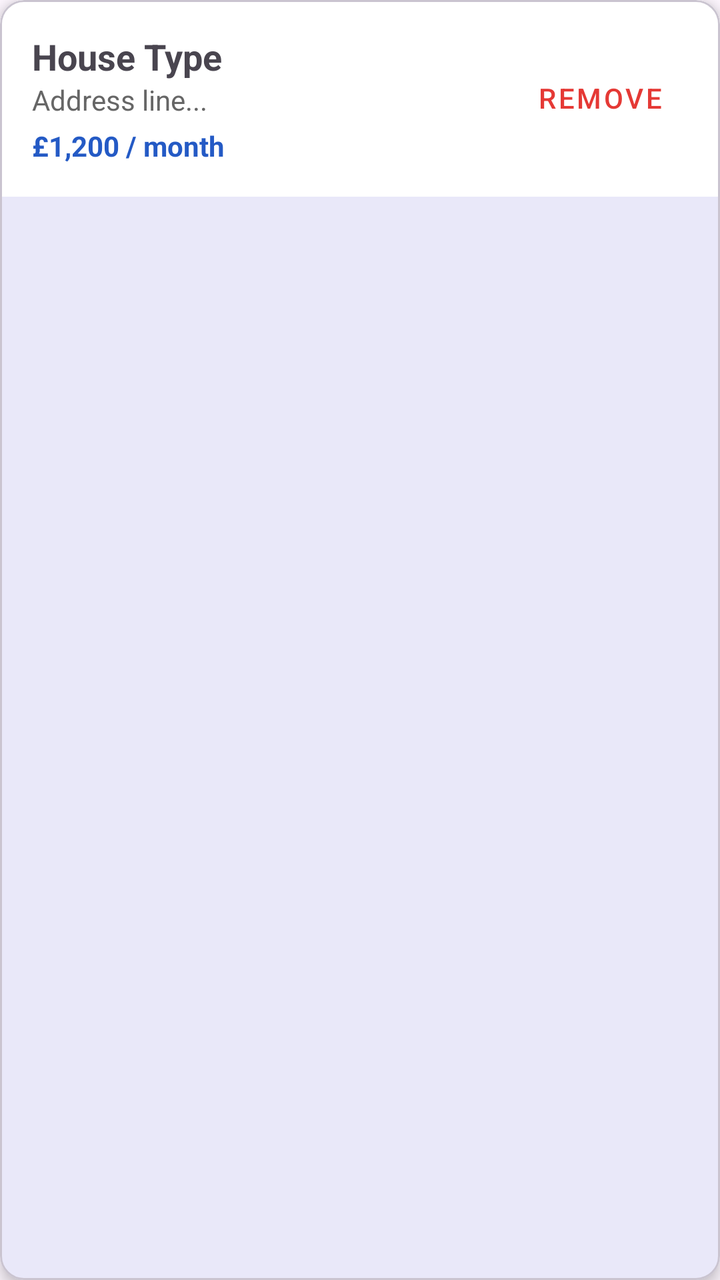
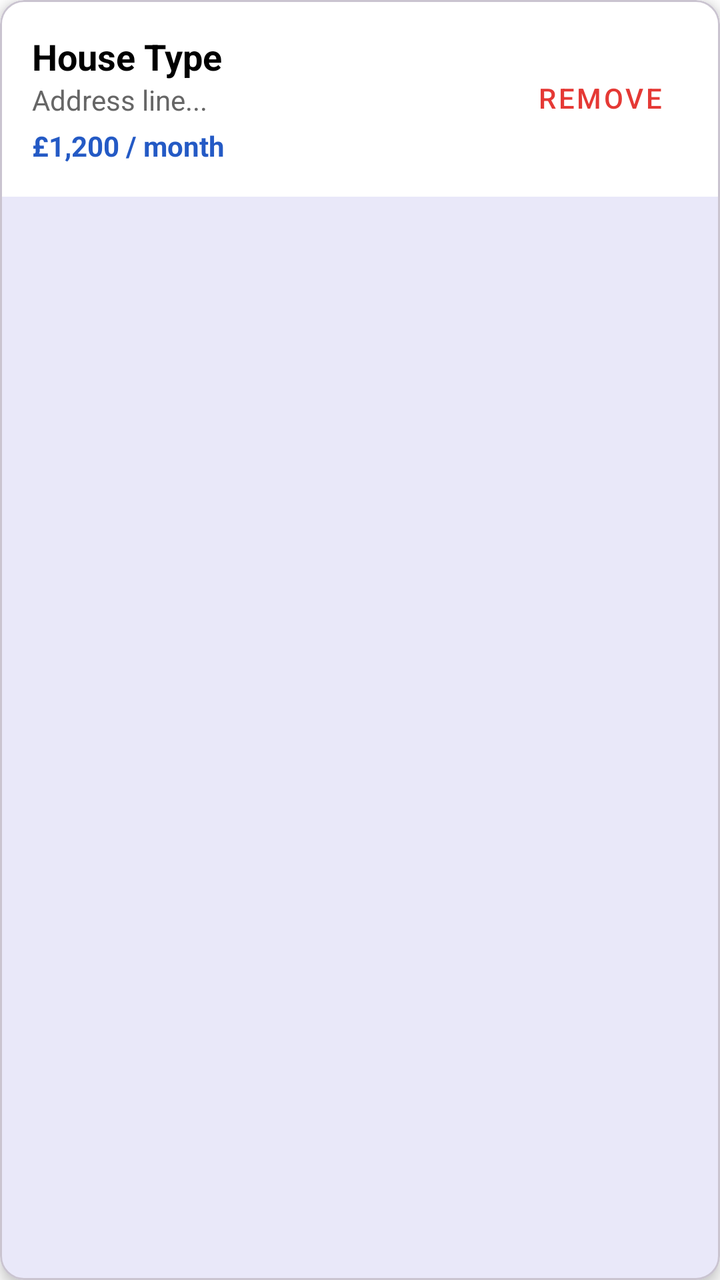

An Android layout rendered at two revisions. The XML below is the earlier revision; the diff shows what the commit changed to produce the second picture.
<!-- AndroidManifest.xml: application theme Theme.ProbbyApp -->
<!-- res/layout/item_properties.xml -->
<?xml version="1.0" encoding="utf-8"?>
<com.google.android.material.card.MaterialCardView
    xmlns:android="http://schemas.android.com/apk/res/android"
    xmlns:app="http://schemas.android.com/apk/res-auto"
    android:layout_width="match_parent"
    android:layout_height="wrap_content"
    android:layout_margin="8dp"
    app:cardCornerRadius="12dp"
    app:cardElevation="4dp"
    android:background="@color/white"
    android:foreground="?attr/selectableItemBackground">

    <LinearLayout
        android:layout_width="match_parent"
        android:layout_height="wrap_content"
        android:orientation="horizontal"
        android:gravity="center_vertical"
        android:background="@color/white"
        >
    <LinearLayout
        android:layout_width="0dp"
        android:layout_height="wrap_content"
        android:layout_weight="1"
        android:orientation="vertical"
        android:padding="16dp"
        >

        <TextView
            android:id="@+id/tvPropertyType"
            android:layout_width="match_parent"
            android:layout_height="wrap_content"
            android:text="House Type"
            android:textSize="18sp"
            android:textStyle="bold" />

        <TextView
            android:id="@+id/tvPropertyAddress"
            android:layout_width="match_parent"
            android:layout_height="wrap_content"
            android:text="Address line..."
            android:textColor="#666666" />

        <TextView
            android:id="@+id/tvPropertyPrice"
            android:layout_width="match_parent"
            android:layout_height="wrap_content"
            android:layout_marginTop="4dp"
            android:text="£1,200 / month"
            android:textColor="?attr/colorPrimary"
            android:textStyle="bold" />

    </LinearLayout>
    <Button
        android:id="@+id/remove_btn"
        android:layout_width="wrap_content"
        android:layout_height="wrap_content"
        android:layout_marginEnd="16dp"
        android:text="@string/remove"
        style="@style/Widget.MaterialComponents.Button.TextButton.Icon"
        app:iconTint="#E53935"
        android:textColor="#E53935">

    </Button>
    </LinearLayout>


</com.google.android.material.card.MaterialCardView>
<!-- resources referenced by this layout -->
<resources>
  <color name="white">#FFFFFFFF</color>
  <string name="remove">Remove</string>
  <style name="Theme.ProbbyApp" parent="Theme.MaterialComponents.DayNight.DarkActionBar">
          
          <item name="colorPrimary">#245AC5</item>
          <item name="colorPrimaryVariant">#373738</item>
          <item name="colorOnPrimary">@color/white</item>
          
          <item name="colorSecondary">#454242</item>
          <item name="colorSecondaryVariant">@color/teal_700</item>
          <item name="colorOnSecondary">@color/black</item>
          
          <item name="android:statusBarColor">#245AC5</item>
          
      </style>
  <color name="teal_700">#FF018786</color>
  <color name="black">#FF000000</color>
</resources>

<!-- the commit's change to res/layout/item_properties.xml (unified diff, before → after) -->
@@ -7,7 +7,7 @@
     android:layout_margin="8dp"
     app:cardCornerRadius="12dp"
     app:cardElevation="4dp"
-    android:background="@color/white"
+    android:background="?attr/colorOnBackground"
     android:foreground="?attr/selectableItemBackground">
 
     <LinearLayout
@@ -15,7 +15,7 @@
         android:layout_height="wrap_content"
         android:orientation="horizontal"
         android:gravity="center_vertical"
-        android:background="@color/white"
+        android:background="?attr/android:colorBackground"
         >
     <LinearLayout
         android:layout_width="0dp"
@@ -29,7 +29,7 @@
             android:id="@+id/tvPropertyType"
             android:layout_width="match_parent"
             android:layout_height="wrap_content"
-            android:text="House Type"
+            android:text="@string/house_type"
             android:textSize="18sp"
             android:textStyle="bold" />
 
@@ -37,7 +37,7 @@
             android:id="@+id/tvPropertyAddress"
             android:layout_width="match_parent"
             android:layout_height="wrap_content"
-            android:text="Address line..."
+            android:text="@string/address_line"
             android:textColor="#666666" />
 
         <TextView
@@ -45,7 +45,7 @@
             android:layout_width="match_parent"
             android:layout_height="wrap_content"
             android:layout_marginTop="4dp"
-            android:text="£1,200 / month"
+            android:text="@string/_1_200_month"
             android:textColor="?attr/colorPrimary"
             android:textStyle="bold" />
 
<!-- resource entries referenced after the edit -->
@@ -1,5 +1,8 @@
 <!-- resources referenced by this layout -->
 <resources>
+  <string name="_1_200_month">£1,200 / month</string>
+  <string name="address_line">Address line...</string>
+  <string name="house_type">House Type</string>
   <color name="white">#FFFFFFFF</color>
   <string name="remove">Remove</string>
   <style name="Theme.ProbbyApp" parent="Theme.MaterialComponents.DayNight.DarkActionBar">
